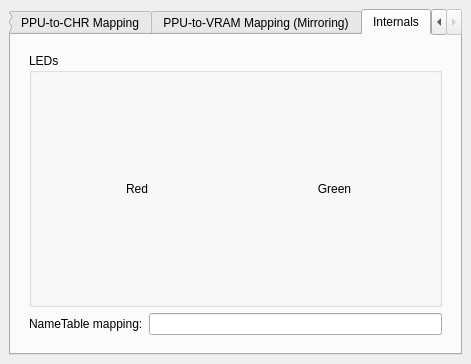
christopherpow/nesicide, file apps/ide/nes/debuggers/mapperinformationdockwidget.ui: the form before one commit.
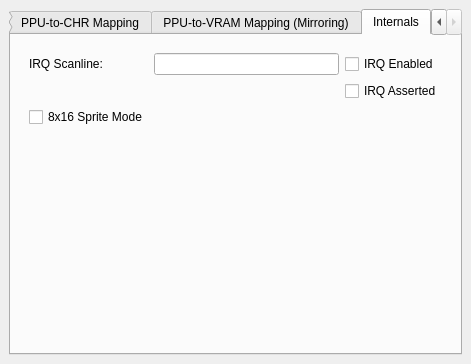
The form after the commit. The open tabs and pages were chosen to show the change.

Commit message: Fixes for crashing on project opening. Fix for MMC5 scanline IRQ re-firing. Still not perfect MMC5 -- Castlevania III works but not much else.

What changed in the file:
```diff
--- a/apps/ide/nes/debuggers/mapperinformationdockwidget.ui
+++ b/apps/ide/nes/debuggers/mapperinformationdockwidget.ui
@@ -354,7 +354,7 @@
            <number>0</number>
           </property>
           <property name="currentIndex">
-           <number>8</number>
+           <number>3</number>
           </property>
           <widget class="QWidget" name="noInternals"/>
           <widget class="QWidget" name="mapper1">
@@ -507,6 +507,57 @@
             </item>
            </layout>
           </widget>
+          <widget class="QWidget" name="mapper5">
+           <layout class="QGridLayout" name="gridLayout_15">
+            <item row="0" column="2">
+             <widget class="QCheckBox" name="irqEnabled5">
+              <property name="text">
+               <string>IRQ Enabled</string>
+              </property>
+              <property name="checkable">
+               <bool>true</bool>
+              </property>
+             </widget>
+            </item>
+            <item row="0" column="0">
+             <widget class="QLabel" name="label_43">
+              <property name="text">
+               <string>IRQ Scanline:</string>
+              </property>
+             </widget>
+            </item>
+            <item row="0" column="1">
+             <widget class="QLineEdit" name="irqScanline5"/>
+            </item>
+            <item row="3" column="0" colspan="3">
+             <spacer name="verticalSpacer_10">
+              <property name="orientation">
+               <enum>Qt::Vertical</enum>
+              </property>
+              <property name="sizeHint" stdset="0">
+               <size>
+                <width>20</width>
+                <height>40</height>
+               </size>
+              </property>
+             </spacer>
+            </item>
+            <item row="1" column="2">
+             <widget class="QCheckBox" name="irqAsserted5">
+              <property name="text">
+               <string>IRQ Asserted</string>
+              </property>
+             </widget>
+            </item>
+            <item row="2" column="0">
+             <widget class="QCheckBox" name="sprite8x16Mode5">
+              <property name="text">
+               <string>8x16 Sprite Mode</string>
+              </property>
+             </widget>
+            </item>
+           </layout>
+          </widget>
           <widget class="QWidget" name="mapper9and10">
            <layout class="QGridLayout" name="gridLayout_10">
             <property name="leftMargin">
```
Left out of the diff: 2 changed lines with no effect on the pictures. The commit also changes 11 other files.
